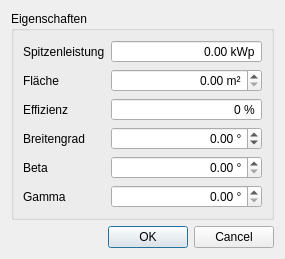
Before: the Qt Designer form src/ui/solarplantpropertydialog.ui in taxus13/QSolanizer, drawn with Qt 5.
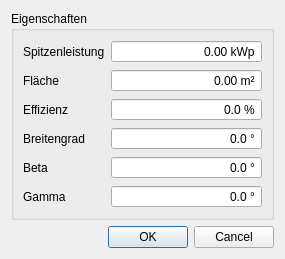
After: the same form once the commit is applied.

Diff of the .ui file:
```diff
--- a/src/ui/solarplantpropertydialog.ui
+++ b/src/ui/solarplantpropertydialog.ui
@@ -82,7 +82,7 @@
            <string> %</string>
           </property>
           <property name="decimals">
-           <number>0</number>
+           <number>1</number>
           </property>
          </widget>
         </item>
@@ -98,12 +98,18 @@
           <property name="alignment">
            <set>Qt::AlignRight|Qt::AlignTrailing|Qt::AlignVCenter</set>
           </property>
+          <property name="buttonSymbols">
+           <enum>QAbstractSpinBox::NoButtons</enum>
+          </property>
           <property name="correctionMode">
            <enum>QAbstractSpinBox::CorrectToPreviousValue</enum>
           </property>
           <property name="suffix">
            <string> °</string>
           </property>
+          <property name="decimals">
+           <number>1</number>
+          </property>
           <property name="minimum">
            <double>-90.000000000000000</double>
           </property>
@@ -117,6 +123,12 @@
           <property name="alignment">
            <set>Qt::AlignRight|Qt::AlignTrailing|Qt::AlignVCenter</set>
           </property>
+          <property name="buttonSymbols">
+           <enum>QAbstractSpinBox::NoButtons</enum>
+          </property>
+          <property name="correctionMode">
+           <enum>QAbstractSpinBox::CorrectToNearestValue</enum>
+          </property>
           <property name="suffix">
            <string> m²</string>
           </property>
@@ -151,9 +163,24 @@
           <property name="alignment">
            <set>Qt::AlignRight|Qt::AlignTrailing|Qt::AlignVCenter</set>
           </property>
+          <property name="buttonSymbols">
+           <enum>QAbstractSpinBox::NoButtons</enum>
+          </property>
+          <property name="correctionMode">
+           <enum>QAbstractSpinBox::CorrectToNearestValue</enum>
+          </property>
           <property name="suffix">
            <string> °</string>
           </property>
+          <property name="decimals">
+           <number>1</number>
+          </property>
+          <property name="minimum">
+           <double>-90.000000000000000</double>
+          </property>
+          <property name="maximum">
+           <double>90.000000000000000</double>
+          </property>
          </widget>
         </item>
         <item row="6" column="1">
@@ -161,9 +188,21 @@
           <property name="alignment">
            <set>Qt::AlignRight|Qt::AlignTrailing|Qt::AlignVCenter</set>
           </property>
+          <property name="buttonSymbols">
+           <enum>QAbstractSpinBox::NoButtons</enum>
+          </property>
           <property name="suffix">
            <string> °</string>
           </property>
+          <property name="decimals">
+           <number>1</number>
+          </property>
+          <property name="minimum">
+           <double>-90.000000000000000</double>
+          </property>
+          <property name="maximum">
+           <double>90.000000000000000</double>
+          </property>
          </widget>
         </item>
        </layout>
```
Left out of the diff: 4 changed lines with no effect on the pictures.
